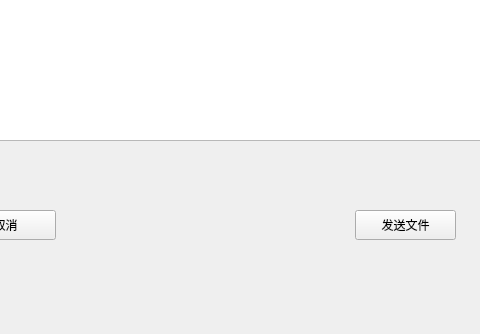
Above: chatroom/chatroom/filemenu.ui from Ph0m1/xupt-linux-plan before the change; both pictures show x 125 to 605 and y 230 to 564 of the 700 by 564 pixel window. Below: the same form after it.
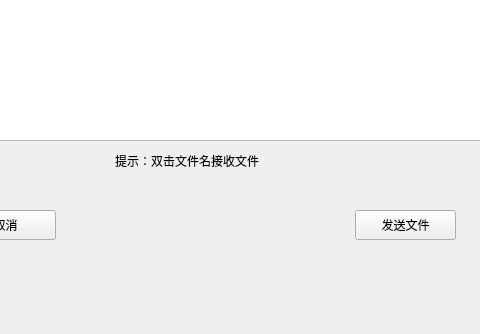
That is the form after the change.

```diff
--- a/chatroom/chatroom/filemenu.ui
+++ b/chatroom/chatroom/filemenu.ui
@@ -49,6 +49,25 @@
     <string>发送文件</string>
    </property>
   </widget>
+  <widget class="QLabel" name="label">
+   <property name="geometry">
+    <rect>
+     <x>240</x>
+     <y>380</y>
+     <width>251</width>
+     <height>21</height>
+    </rect>
+   </property>
+   <property name="text">
+    <string>提示：双击文件名接收文件</string>
+   </property>
+   <property name="textFormat">
+    <enum>Qt::TextFormat::PlainText</enum>
+   </property>
+   <property name="wordWrap">
+    <bool>false</bool>
+   </property>
+  </widget>
  </widget>
  <resources/>
  <connections/>
```
